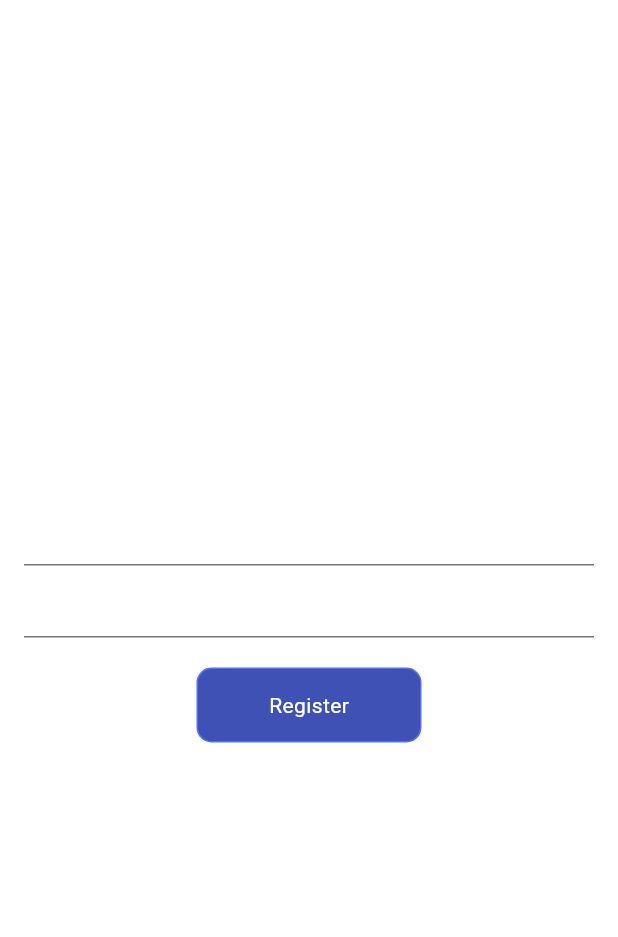
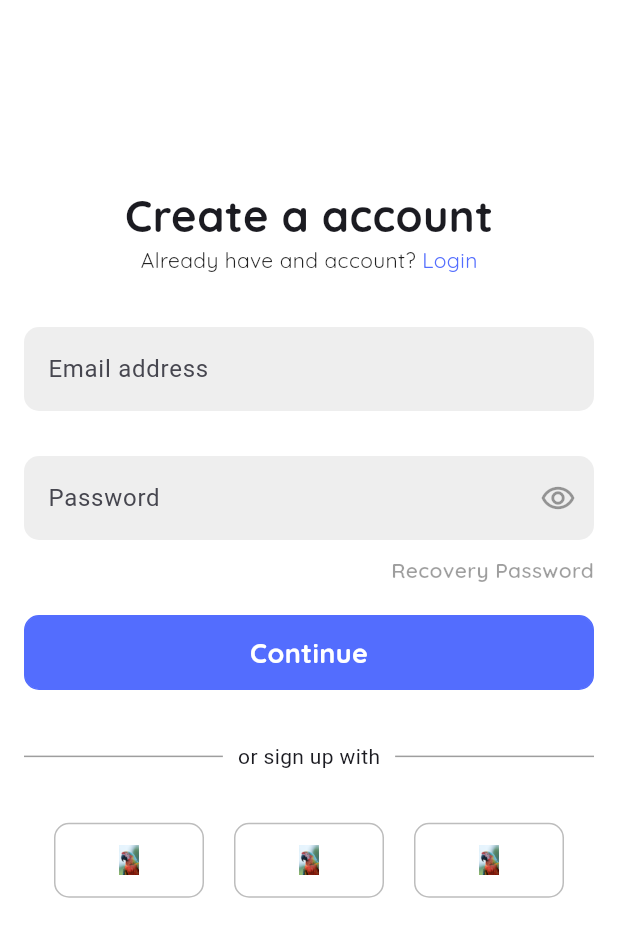
Before and after one commit to SrikantaPrasadrajeUrs/dart_flutter_practise, a Flutter app: the screen it shows after launch, after a tap on "Register", on a phone screen of 412 x 824 dp. Shown: the top 937 px of the screen. Run offline on Flutter 3.47's test engine with Material 3 defaults, Android fonts, the phone set to English and light mode, and no system bars; our stand-ins replace cloud_firestore, firebase_auth, firebase_core, google_fonts; accounts and stored records are empty; network calls fail.

Commit message:
updated code

```diff
--- a/lib/main.dart
+++ b/lib/main.dart
@@ -1,5 +1,4 @@
 import 'package:firebase_core/firebase_core.dart';
-import 'package:first_project/screens/home_screen.dart';
 import 'package:first_project/screens/welcome_screen.dart';
 import 'package:flutter/material.dart';
 import 'firebase_options.dart';
@@ -20,7 +19,15 @@ class MyApp extends StatelessWidget {
     return MaterialApp(
       debugShowCheckedModeBanner: false,
       theme: ThemeData(
-        colorSchemeSeed: Colors.indigoAccent
+        colorSchemeSeed: Colors.indigoAccent,
+        inputDecorationTheme: InputDecorationTheme(
+          filled: true,
+          fillColor: Colors.grey.shade200,
+          border: OutlineInputBorder(
+            borderRadius: BorderRadius.circular(10),
+            borderSide: BorderSide.none
+          )
+        )
       ),
       home: const WelcomeScreen(),
     );
--- /dev/null
+++ b/lib/models/note_model.dart
@@ -0,0 +1,21 @@
+
+class NoteModel {
+  final String id;
+  final String content;
+  final String title;
+  final DateTime createdAt;
+  final DateTime lastModifiedAt;
+  final bool isPinned;
+  final String userId;
+
+  NoteModel({
+    required this.id,
+    required this.content,
+    required this.title,
+    required this.createdAt,
+    required this.lastModifiedAt,
+    required this.isPinned,
+    required this.userId,
+  });
+
+}
--- a/lib/screens/register.dart
+++ b/lib/screens/register.dart
@@ -2,6 +2,7 @@ import 'package:firebase_auth/firebase_auth.dart';
 import 'package:first_project/repository/notes_repo.dart';
 import 'package:first_project/widgets/button.dart';
 import 'package:flutter/material.dart';
+import 'package:google_fonts/google_fonts.dart';
 
 class Register extends StatefulWidget {
   const Register({super.key});
@@ -35,17 +36,74 @@ class _RegisterState extends State<Register> {
         padding: EdgeInsets.symmetric(horizontal: 16, vertical: 20),
         child: Column(
           crossAxisAlignment: CrossAxisAlignment.center,
-          mainAxisAlignment: MainAxisAlignment.center,
           children: [
-            TextFormField(controller: emailController),
-            TextFormField(controller: passwordController),
+            Spacer(
+              flex: 3,
+            ),
+            Text("Create a account", style: GoogleFonts.quicksand(fontSize: 29, fontWeight: FontWeight.bold),),
+            Row(
+              mainAxisAlignment: MainAxisAlignment.center,
+              children: [
+                Text("Already have and account? ", style: GoogleFonts.quicksand(fontSize: 14, color: Colors.black87)),
+                Text("Login", style: GoogleFonts.quicksand(fontSize: 14, color: Colors.indigoAccent))
+              ],
+            ),
+            Spacer(),
+            TextFormField(controller: emailController, decoration: InputDecoration(
+              hintText: "Email address"
+            ),),
+            SizedBox(height: 30,),
+            TextFormField(controller: passwordController, decoration: InputDecoration(
+              hintText: "Password",
+              suffixIcon: Icon(Icons.remove_red_eye_outlined, color: Colors.black38,)
+            )),
+            SizedBox(height: 10,),
+            Row(
+              mainAxisAlignment: MainAxisAlignment.end,
+              children: [
+                Text("Recovery Password", style: GoogleFonts.quicksand(fontSize: 14, color: Colors.black38, fontWeight: FontWeight.w600)),
+              ],
+            ),
             SizedBox(height: 20),
             Button(
-              backgroundColor: Colors.indigo,
-              textStyle: TextStyle(color: Colors.white),
-              text: "Register",
+              width: double.infinity,
+              backgroundColor: Colors.indigoAccent,
+              textStyle: GoogleFonts.quicksand(fontSize: 18, fontWeight: FontWeight.bold, color: Colors.white),
+              text: "Continue",
               onPressed: ()=>authRepo.createUser(emailController.text, passwordController.text),
             ),
+            Spacer(),
+            Row(
+              children: [
+                Expanded(
+                  child: Divider(
+                    color: Colors.grey,
+                    endIndent: 10,
+                  ),
+                ),
+                Text("or sign up with"),
+                Expanded(
+                  child: Divider(
+                    indent: 10,
+                    color: Colors.grey,
+                  ),
+                )
+              ],
+            ),
+            Spacer(),
+            Row(
+              mainAxisAlignment: MainAxisAlignment.spaceEvenly,
+              children: [
+                Button(
+                    borderColor: Colors.grey.shade400,
+                    width: 100,backgroundColor: Colors.white, textStyle: TextStyle(color: Colors.black), imagePath: "assets/images/welcome.jpg"),
+                Button(borderColor: Colors.grey.shade400,width: 100,backgroundColor: Colors.white, textStyle: TextStyle(color: Colors.black), imagePath: "assets/images/welcome.jpg"),
+                Button(borderColor: Colors.grey.shade400,width: 100,backgroundColor: Colors.white, textStyle: TextStyle(color: Colors.black), imagePath: "assets/images/welcome.jpg")
+              ],
+            ),
+            Spacer(
+              flex: 6,
+            )
           ],
         ),
       ),
--- a/lib/widgets/button.dart
+++ b/lib/widgets/button.dart
@@ -2,18 +2,25 @@ import 'package:flutter/material.dart';
 
 class Button extends StatelessWidget {
   final Color backgroundColor;
-  final String text;
+  final Color? borderColor;
+  final String? text;
+  final String? imagePath;
   final double width;
   final double height;
   final TextStyle textStyle;
   final VoidCallback? onPressed; // void function(){}
-  const Button({super.key,
+
+  const Button({
+    super.key,
+    this.borderColor,
+    this.imagePath,
     required this.backgroundColor,
     required this.textStyle,
     this.onPressed,
-    required this.text,
+    this.text,
     this.width = 150,
     this.height = 50});
+
 
   @override
   Widget build(BuildContext context) {
@@ -25,9 +32,9 @@ class Button extends StatelessWidget {
         decoration: BoxDecoration(
           borderRadius: BorderRadius.circular(10),
           color: backgroundColor,
-          border: Border.all(color: Colors.indigoAccent)
+          border: Border.all(color: borderColor??Colors.indigoAccent)
         ),
-        child: Center(child: Text(text, style: textStyle,)),
+        child: Center(child: text!=null?Text(text!, style: textStyle,):Image.asset(imagePath!, width: 20, height: 20,)),
       ),
     );
   }
```
